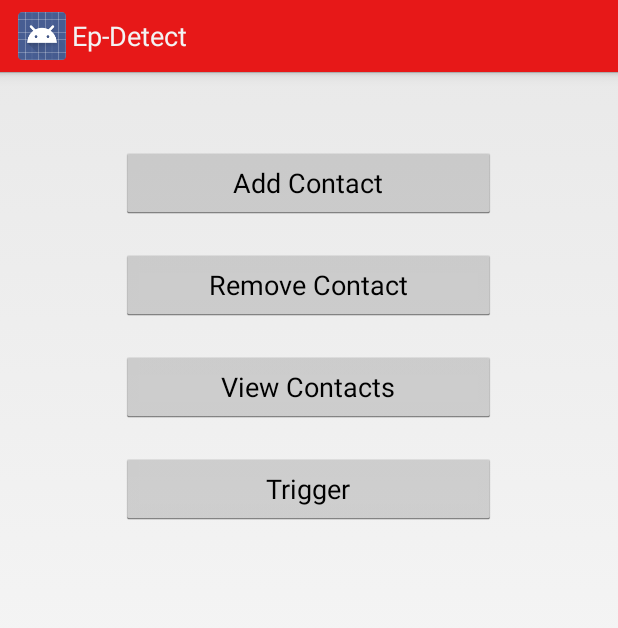
After one commit to Abhi728/McHacks-EpDetect, an Android app: the fragment MainMenu shown on its own in the app's theme, on a phone screen of 412 x 824 dp. The commit adds this screen. Shown: the top 628 px of the screen. Run offline under Robolectric (Android 15) with nearby library versions, the phone set to English and light mode, and no system bars.

Commit message:
structure of the app

```diff
--- /dev/null
+++ b/app/src/main/java/Fragments/MainMenu.java
@@ -0,0 +1,38 @@
+package Fragments;
+
+import android.app.Fragment;
+import android.os.Bundle;
+import android.view.LayoutInflater;
+import android.view.View;
+import android.view.ViewGroup;
+import android.widget.Button;
+
+import com.nuance.speechkitsample.R;
+
+
+public class MainMenu extends Fragment {
+
+    @Override
+    public void onCreate(Bundle savedInstanceState) {
+        super.onCreate(savedInstanceState);
+    }
+
+    @Override
+    public View onCreateView(LayoutInflater inflater, ViewGroup container, Bundle savedInstanceState) {
+        // Inflate the layout for this fragment
+        View root = inflater.inflate(R.layout.main_menu, container, false);
+        Button b1 = (Button) root.findViewById(R.id.button);
+        Button b2 = (Button) root.findViewById(R.id.button2);
+        Button b3 = (Button) root.findViewById(R.id.button3);
+        Button b4 = (Button) root.findViewById(R.id.button4);
+
+        b1.setOnClickListener(new View.OnClickListener() {
+            @Override
+            public void onClick(View v) {
+                //((MainActivity)getActivity()).createFragment(new Notification());
+            }
+        });
+
+        return root;
+    }
+}
--- /dev/null
+++ b/app/src/main/res/layout/main_menu.xml
@@ -0,0 +1,39 @@
+<?xml version="1.0" encoding="utf-8"?>
+<LinearLayout
+    xmlns:android="http://schemas.android.com/apk/res/android"
+    android:orientation="vertical"
+    android:layout_width="match_parent"
+    android:layout_height="match_parent"
+    android:layout_marginTop="50dp">
+
+    <Button
+        android:layout_width="250dp"
+        android:layout_height="wrap_content"
+        android:text="Add Contact"
+        android:id="@+id/button"
+        android:layout_gravity="center_horizontal" />
+
+    <Button
+        android:layout_width="250dp"
+        android:layout_height="wrap_content"
+        android:text="Remove Contact"
+        android:id="@+id/button2"
+        android:layout_marginTop="20dp"
+        android:layout_gravity="center_horizontal" />
+
+    <Button
+        android:layout_width="250dp"
+        android:layout_height="wrap_content"
+        android:text="View Contacts"
+        android:id="@+id/button3"
+        android:layout_marginTop="20dp"
+        android:layout_gravity="center_horizontal" />
+
+    <Button
+        android:layout_width="250dp"
+        android:layout_height="wrap_content"
+        android:text="Trigger"
+        android:id="@+id/button4"
+        android:layout_marginTop="20dp"
+        android:layout_gravity="center_horizontal" />
+</LinearLayout>
--- a/app/src/main/res/values/styles.xml
+++ b/app/src/main/res/values/styles.xml
@@ -5,6 +5,10 @@
         <item name="android:actionBarStyle">@style/ActionBar</item>
     </style>
 
+    <style name="NoActionBarTheme" parent="android:Theme.Holo.Light">
+        <item name="android:windowActionBar">false</item>
+        <item name="android:windowNoTitle">true</item>
+    </style>
 
     <!-- ActionBar styles -->
     <style name="ActionBar" parent="@android:style/Widget.Holo.Light.ActionBar.Solid.Inverse">
```
Also changed, not shown: app/src/main/AndroidManifest.xml (+13 -85 lines), app/src/main/java/Fragments/Notification.java (added, +25 -0 lines), app/src/main/java/com/nuance/speechkitsample/MainActivityEP.java (added, +22 -0 lines), app/src/main/java/com/nuance/speechkitsample/SplashScreenActivity.java (added, +30 -0 lines), app/src/main/res/layout/activity_main_activity_ep.xml (added, +17 -0 lines), app/src/main/res/layout/add_contact.xml (added, +53 -0 lines), app/src/main/res/layout/splash.xml (added, +13 -0 lines).
